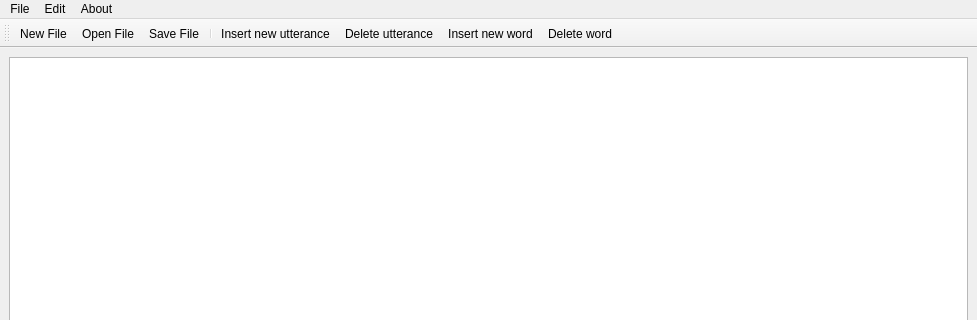
Above: ui/MainWindowGRAID.ui from cidles/poio-analyzer before the change; both pictures show x 0 to 977 and y 0 to 320 of the 977 by 747 pixel window. Below: the same form after it.
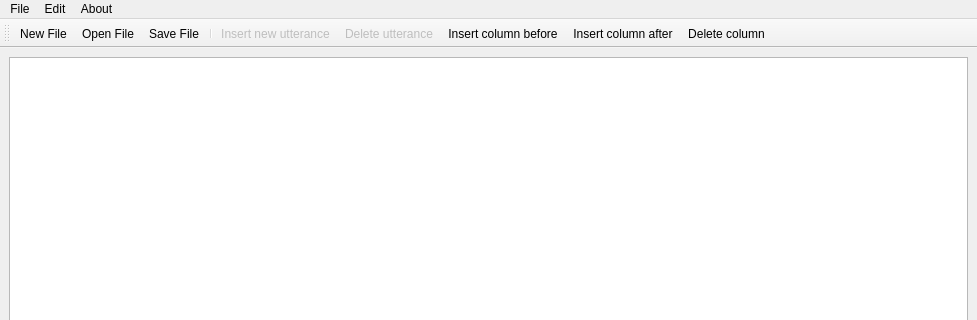
That is the form after the change. Icons and pictures are not drawn. Custom widgets are drawn as their Qt base class.

Commit message: Changes for GRAID editor. Added Sphix doc dir.

```diff
--- a/ui/MainWindowGRAID.ui
+++ b/ui/MainWindowGRAID.ui
@@ -91,8 +91,9 @@
    <addaction name="separator"/>
    <addaction name="actionInsertUtterance"/>
    <addaction name="actionDeleteUtterance"/>
-   <addaction name="actionInsertWord"/>
-   <addaction name="actionDeleteWord"/>
+   <addaction name="actionInsertColumnBefore"/>
+   <addaction name="actionInsertColumnAfter"/>
+   <addaction name="actionDeleteColumn"/>
   </widget>
   <action name="actionOpenFile">
    <property name="icon">
@@ -164,7 +165,7 @@
   </action>
   <action name="actionDeleteUtterance">
    <property name="enabled">
-    <bool>true</bool>
+    <bool>false</bool>
    </property>
    <property name="icon">
     <iconset resource="poio.qrc">
@@ -176,7 +177,7 @@
   </action>
   <action name="actionInsertUtterance">
    <property name="enabled">
-    <bool>true</bool>
+    <bool>false</bool>
    </property>
    <property name="icon">
     <iconset resource="poio.qrc">
@@ -197,19 +198,7 @@
     <string>Ctrl+C</string>
    </property>
   </action>
-  <action name="actionInsertWord">
-   <property name="enabled">
-    <bool>true</bool>
-   </property>
-   <property name="icon">
-    <iconset resource="poio.qrc">
-     <normaloff>:/images/pixmaps/insertword.png</normaloff>:/images/pixmaps/insertword.png</iconset>
-   </property>
-   <property name="text">
-    <string>Insert new word</string>
-   </property>
-  </action>
-  <action name="actionDeleteWord">
+  <action name="actionDeleteColumn">
    <property name="enabled">
     <bool>true</bool>
    </property>
@@ -218,7 +207,13 @@
      <normaloff>:/images/pixmaps/removeword.png</normaloff>:/images/pixmaps/removeword.png</iconset>
    </property>
    <property name="text">
-    <string>Delete word</string>
+    <string>Delete column</string>
+   </property>
+   <property name="toolTip">
+    <string>Delete column</string>
+   </property>
+   <property name="shortcut">
+    <string>Ctrl+D</string>
    </property>
   </action>
   <action name="actionAboutPoioGRAID">
@@ -234,6 +229,24 @@
     <string>Options...</string>
    </property>
   </action>
+  <action name="actionInsertColumnBefore">
+   <property name="icon">
+    <iconset resource="poio.qrc">
+     <normaloff>:/images/pixmaps/insertcolumnbefore.png</normaloff>:/images/pixmaps/insertcolumnbefore.png</iconset>
+   </property>
+   <property name="text">
+    <string>Insert column before</string>
+   </property>
+  </action>
+  <action name="actionInsertColumnAfter">
+   <property name="icon">
+    <iconset resource="poio.qrc">
+     <normaloff>:/images/pixmaps/insertcolumnafter.png</normaloff>:/images/pixmaps/insertcolumnafter.png</iconset>
+   </property>
+   <property name="text">
+    <string>Insert column after</string>
+   </property>
+  </action>
  </widget>
  <customwidgets>
   <customwidget>
```
Left out of the diff: 13 changed lines with no effect on the pictures. The commit also changes 20 other files.
